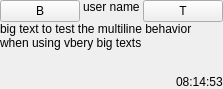
First picture: the form in src/Common/gui/chat/ChatMessagePanel.ui, repository elieserdejesus/JamTaba, before the edit.
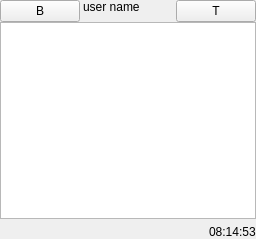
Second picture: the form after the edit. Custom widgets are drawn as their Qt base class.

Commit message:
Fixing horizontal scrolling when chat text is long and have no spaces fix #607
- Fixing chat manual test
- Using QTextBrowser and the option wrapAnywhere to wrap very long words and avoid horizontal scroll.

The edit to the form file:
```diff
--- a/src/Common/gui/chat/ChatMessagePanel.ui
+++ b/src/Common/gui/chat/ChatMessagePanel.ui
@@ -6,29 +6,20 @@
    <rect>
     <x>0</x>
     <y>0</y>
-    <width>214</width>
-    <height>89</height>
+    <width>256</width>
+    <height>239</height>
    </rect>
   </property>
-  <property name="sizePolicy">
-   <sizepolicy hsizetype="Preferred" vsizetype="MinimumExpanding">
-    <horstretch>0</horstretch>
-    <verstretch>0</verstretch>
-   </sizepolicy>
-  </property>
   <property name="focusPolicy">
    <enum>Qt::ClickFocus</enum>
   </property>
   <property name="windowTitle">
    <string notr="true"/>
   </property>
-  <layout class="QVBoxLayout" name="verticalLayout" stretch="0,1,0">
+  <layout class="QVBoxLayout" name="verticalLayout" stretch="0,0,0">
    <property name="spacing">
     <number>0</number>
    </property>
-   <property name="sizeConstraint">
-    <enum>QLayout::SetDefaultConstraint</enum>
-   </property>
    <property name="leftMargin">
     <number>0</number>
    </property>
@@ -97,31 +88,26 @@
     </layout>
    </item>
    <item>
-    <widget class="QLabel" name="labelMessage">
-     <property name="focusPolicy">
-      <enum>Qt::ClickFocus</enum>
-     </property>
-     <property name="text">
-      <string notr="true">big text to test the multiline behavior when using vbery big texts</string>
-     </property>
-     <property name="textFormat">
-      <enum>Qt::AutoText</enum>
-     </property>
-     <property name="scaledContents">
-      <bool>false</bool>
-     </property>
-     <property name="alignment">
-      <set>Qt::AlignLeading|Qt::AlignLeft|Qt::AlignTop</set>
-     </property>
-     <property name="wordWrap">
+    <widget class="ChatTextEditor" name="labelMessage">
+     <property name="readOnly">
       <bool>true</bool>
      </property>
-     <property name="openExternalLinks">
+     <property name="html">
+      <string notr="true">&lt;!DOCTYPE HTML PUBLIC &quot;-//W3C//DTD HTML 4.0//EN&quot; &quot;http://www.w3.org/TR/REC-html40/strict.dtd&quot;&gt;
+&lt;html&gt;&lt;head&gt;&lt;meta name=&quot;qrichtext&quot; content=&quot;1&quot; /&gt;&lt;style type=&quot;text/css&quot;&gt;
+p, li { white-space: pre-wrap; }
+&lt;/style&gt;&lt;/head&gt;&lt;body style=&quot; font-family:'MS Shell Dlg 2'; font-size:8.25pt; font-weight:400; font-style:normal;&quot;&gt;
+&lt;p style=&quot;-qt-paragraph-type:empty; margin-top:0px; margin-bottom:0px; margin-left:0px; margin-right:0px; -qt-block-indent:0; text-indent:0px;&quot;&gt;&lt;br /&gt;&lt;/p&gt;&lt;/body&gt;&lt;/html&gt;</string>
+     </property>
+     <property name="acceptRichText">
       <bool>true</bool>
      </property>
      <property name="textInteractionFlags">
       <set>Qt::LinksAccessibleByKeyboard|Qt::LinksAccessibleByMouse|Qt::TextBrowserInteraction|Qt::TextSelectableByKeyboard|Qt::TextSelectableByMouse</set>
      </property>
+     <property name="placeholderText">
+      <string notr="true"/>
+     </property>
     </widget>
    </item>
    <item>
@@ -150,6 +136,13 @@
    </item>
   </layout>
  </widget>
+ <customwidgets>
+  <customwidget>
+   <class>ChatTextEditor</class>
+   <extends>QTextEdit</extends>
+   <header>ChatTextEditor.h</header>
+  </customwidget>
+ </customwidgets>
  <resources/>
  <connections/>
 </ui>
```
The commit also changes 10 other files.
